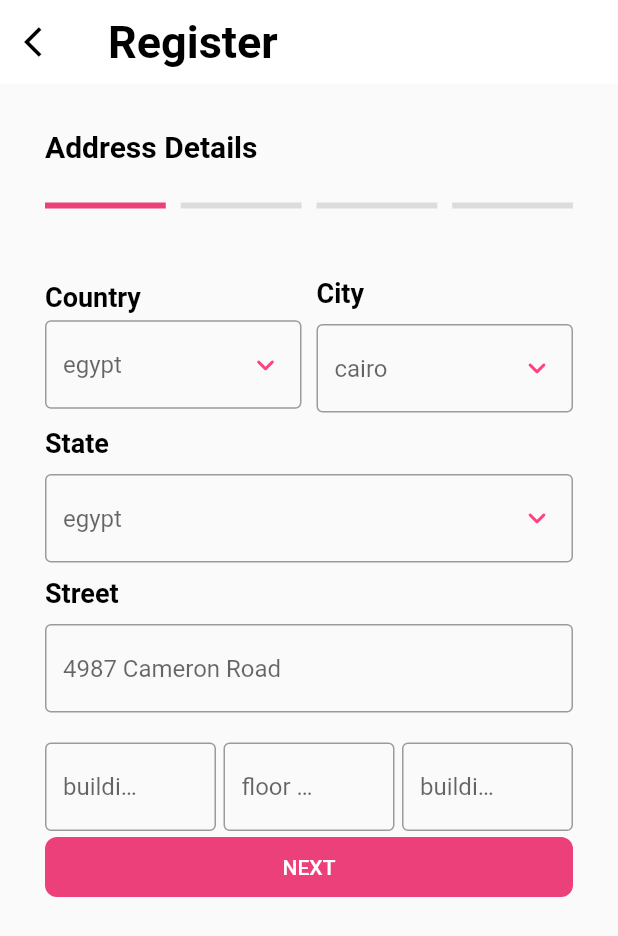
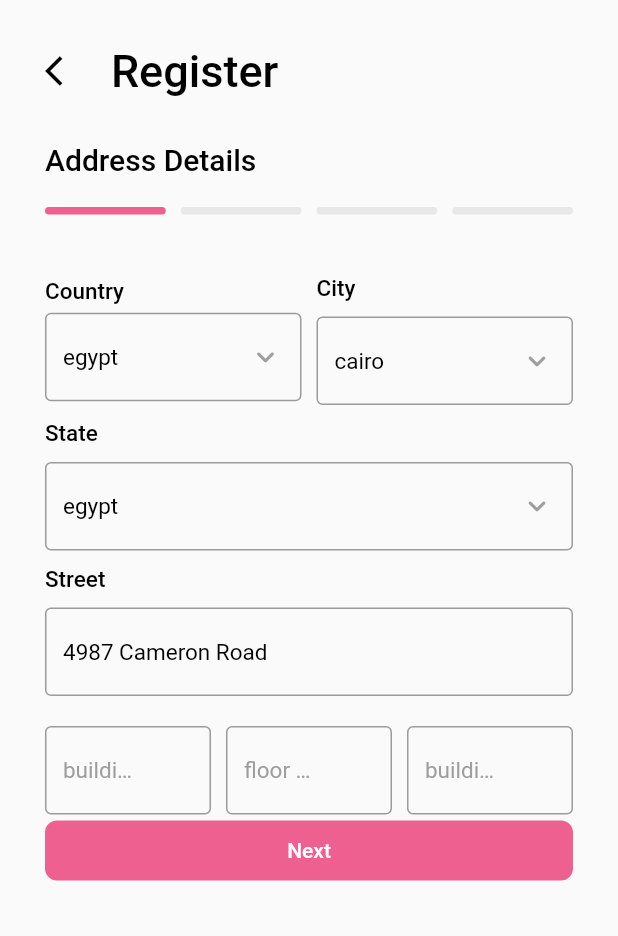
Before and after one commit to Rehaam10/Register, a Flutter app: the AddressDetails screen opened directly, on a phone screen of 412 x 824 dp. Shown: the top 936 px of the screen. Run offline on Flutter 3.47's test engine with Material 2 defaults, Android fonts, the phone set to English and light mode, and no system bars; our stand-ins replace image_picker.

```diff
--- a/lib/screens/Address_Details.dart
+++ b/lib/screens/Address_Details.dart
@@ -13,10 +13,15 @@ class AddressDetails extends StatelessWidget {
   @override
   Widget build(BuildContext context) {
     return Scaffold(
-      appBar: AppBar(
-        elevation: 0,
-        backgroundColor: Colors.white,
-        leading: InkWell(
+      body: SafeArea(
+        child: Padding(
+          padding: const EdgeInsets.all(30.0),
+          child: Column(
+            crossAxisAlignment: CrossAxisAlignment.start,
+            children: [
+              Row(
+                children: [
+                  InkWell(
                     onTap: () {
                       Navigator.pop(context);
                     },
@@ -25,24 +30,27 @@ class AddressDetails extends StatelessWidget {
                       color: Colors.black,
                     ),
                   ),
-        title: defaultText(
+                  SizedBox(
+                    width: 20,
+                  ),
+                  defaultText(
                     text: 'Register',
                     fontSize: 30.0,
+                    fontWeight: FontWeight.w500,
                   ),
+                ],
               ),
-      body: Padding(
-        padding: const EdgeInsets.all(30.0),
-        child: Column(
-          crossAxisAlignment: CrossAxisAlignment.start,
-          children: [
+              SizedBox(
+                height: 30,
+              ),
               defaultText(
                   text: 'Address Details',
                   fontSize: 20.0,
-            ),
+                  fontWeight: FontWeight.w500),
               SizedBox(height: 20.0),
               Row(
                 children: [
-                defaultDivider(color: Colors.pink[400]),
+                  defaultDivider(),
                   SizedBox(width: 10.0),
                   defaultDivider(color: Colors.black12),
                   SizedBox(width: 10.0),
@@ -65,10 +73,13 @@ class AddressDetails extends StatelessWidget {
                               child: Column(
                                 crossAxisAlignment: CrossAxisAlignment.start,
                                 children: [
-                                defaultText(text: 'Country'),
+                                  defaultText(
+                                      text: 'Country',
+                                      fontWeight: FontWeight.w500),
                                   SizedBox(height: 5.0),
                                   defaultTextFormField(
                                     hint: 'egypt',
+                                    hintColor: Colors.black,
                                     suffix: Icons.keyboard_arrow_down_rounded,
                                   ),
                                 ],
@@ -79,37 +90,46 @@ class AddressDetails extends StatelessWidget {
                               child: Column(
                                 crossAxisAlignment: CrossAxisAlignment.start,
                                 children: [
-                                defaultText(text: 'City'),
+                                  defaultText(
+                                      text: 'City',
+                                      fontWeight: FontWeight.w500),
                                   SizedBox(height: 10.0),
                                   defaultTextFormField(
                                       hint: 'cairo',
-                                    suffix: Icons.keyboard_arrow_down_rounded),
+                                      hintColor: Colors.black,
+                                      suffix:
+                                          Icons.keyboard_arrow_down_rounded),
                                 ],
                               ),
                             ),
                           ],
                         ),
                         SizedBox(height: 10.0),
-                      defaultText(text: 'State'),
+                        defaultText(text: 'State', fontWeight: FontWeight.w500),
                         SizedBox(height: 10.0),
                         defaultTextFormField(
                             hint: 'egypt',
+                            hintColor: Colors.black,
                             suffix: Icons.keyboard_arrow_down_rounded),
                         SizedBox(height: 10.0),
-                      defaultText(text: 'Street'),
+                        defaultText(
+                            text: 'Street', fontWeight: FontWeight.w500),
                         SizedBox(height: 10.0),
                         defaultTextFormField(
-                          hint: '4987 Cameron Road', type: TextInputType.name),
+                            hint: '4987 Cameron Road',
+                            hintColor: Colors.black,
+                            type: TextInputType.name),
                         SizedBox(height: 20.0),
                         Row(
                           children: [
                             Expanded(
-                              child:
-                                  defaultTextFormField(hint: 'building No.')),
-                          SizedBox(width: 5.0),
+                                child: defaultTextFormField(
+                              hint: 'building No.',
+                            )),
+                            SizedBox(width: 10.0),
                             Expanded(
                                 child: defaultTextFormField(hint: 'floor No.')),
-                          SizedBox(width: 5.0),
+                            SizedBox(width: 10.0),
                             Expanded(
                                 child:
                                     defaultTextFormField(hint: 'building No.')),
@@ -131,8 +151,9 @@ class AddressDetails extends StatelessWidget {
                     );
                   }
                 },
-                text: 'next'),
+              ),
             ],
+          ),
         ),
       ),
     );
--- a/lib/shared_components.dart
+++ b/lib/shared_components.dart
@@ -1,26 +1,37 @@
+// ignore_for_file: non_constant_identifier_names, prefer_const_constructors, deprecated_member_use, unused_element, sized_box_for_whitespace
+
 import 'package:flutter/material.dart';
 
-Widget defaultDivider({Color? color, double? thickness}) => Expanded(
-      child: Divider(
-        thickness: 4,
-        color: color,
+Widget defaultDivider({Color? color}) => Expanded(
+      child: Container(
+        height: 5,
+        width: 50,
+        decoration: BoxDecoration(
+          borderRadius: BorderRadius.circular(5.0),
+          color: color == null
+              ? Colors.pink.withOpacity(0.7)
+              : Colors.grey.withOpacity(0.2),
+        ),
       ),
     );
 
 Widget defaultTextFormField({
   TextInputType type = TextInputType.number,
-  //DropdownButtonHideUnderline? dropDownButtonHideUnderline,
   Function? onSubmit,
-  Color iconColor = Colors.pinkAccent,
   void Function()? onTab,
-  String hint = 'Placeholder',
-  double? hintSize,
+  double? width,
+  Color? iconColor,
+  String? hint,
+  Color? hintColor,
   String? Function(String?)? onValid,
   IconData? suffix,
 }) =>
     TextFormField(
       keyboardType: type,
       onTap: onTab,
+      style: TextStyle(
+        color: Colors.black,
+      ),
       validator: (value) {
         if (value!.isEmpty) {
           return 'invalid value';
@@ -31,49 +42,47 @@ Widget defaultTextFormField({
       decoration: InputDecoration(
         hintText: hint,
         hintStyle: TextStyle(
-          fontSize: hintSize,
+          color: hintColor ?? Colors.grey,
+          fontSize: 15.0,
+          fontWeight: FontWeight.w400,
         ),
         border: OutlineInputBorder(),
         suffixIcon: Icon(
           suffix,
-          color: iconColor,
+          color: iconColor ?? Colors.grey,
         ),
       ),
     );
 
 Widget defaultText({
-  String text = 'National ID',
-  double fontSize = 18,
+  String? text,
+  double fontSize = 15,
+  FontWeight? fontWeight,
 }) =>
     Text(
-      text,
+      text!,
+      textAlign: TextAlign.center,
       style: TextStyle(
-        fontWeight: FontWeight.bold,
+        fontWeight: fontWeight,
         color: Colors.black,
         fontSize: fontSize,
       ),
     );
 
-// elevatedButton
-
 Widget defaultButton({
   double minWidth = 400,
   bool isUpperCase = true,
   required void Function() onPress,
-  required String text,
+  String text = 'Next',
 }) =>
     FlatButton(
       minWidth: minWidth,
       height: 40.0,
-      color: Colors.pink[400],
-      shape: const RoundedRectangleBorder(
+      textColor: Colors.white,
+      color: Colors.pink.withOpacity(0.7),
+      shape: RoundedRectangleBorder(
         borderRadius: BorderRadius.all(Radius.circular(8)),
       ),
       onPressed: onPress,
-      child: Text(
-        isUpperCase ? text.toUpperCase() : text,
-        style: const TextStyle(
-          color: Colors.white,
-        ),
-      ),
+      child: Text(text),
     );
--- a/pubspec.yaml
+++ b/pubspec.yaml
@@ -34,6 +34,7 @@ dependencies:
   # The following adds the Cupertino Icons font to your application.
   # Use with the CupertinoIcons class for iOS style icons.
   cupertino_icons: ^1.0.2
+  image_picker: ^0.8.4+10
 
 dev_dependencies:
   flutter_test:
```
Also changed, not shown: lib/main.dart (+5 -4 lines), lib/screens/Attachments.dart (+34 -20 lines), lib/screens/Personal_Details.dart (+79 -22 lines), lib/screens/complete_page.dart (+41 -35 lines), lib/screens/setUp.dart (+29 -25 lines), pubspec.lock. Lines whose indentation alone changed are shown as unchanged.
